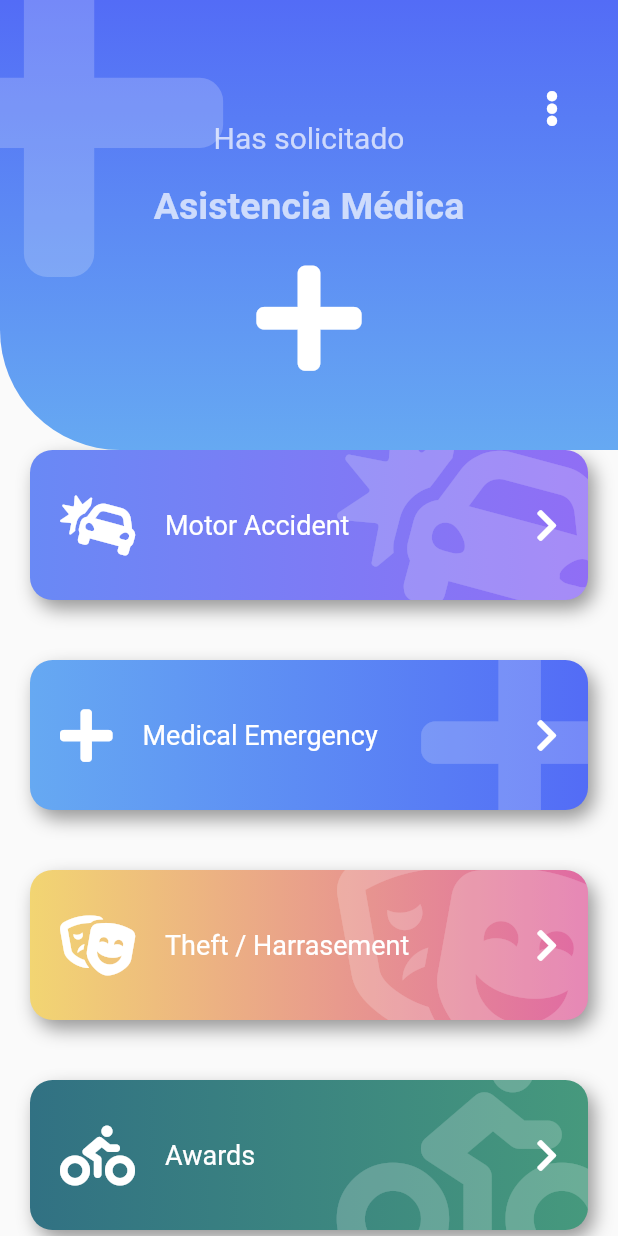
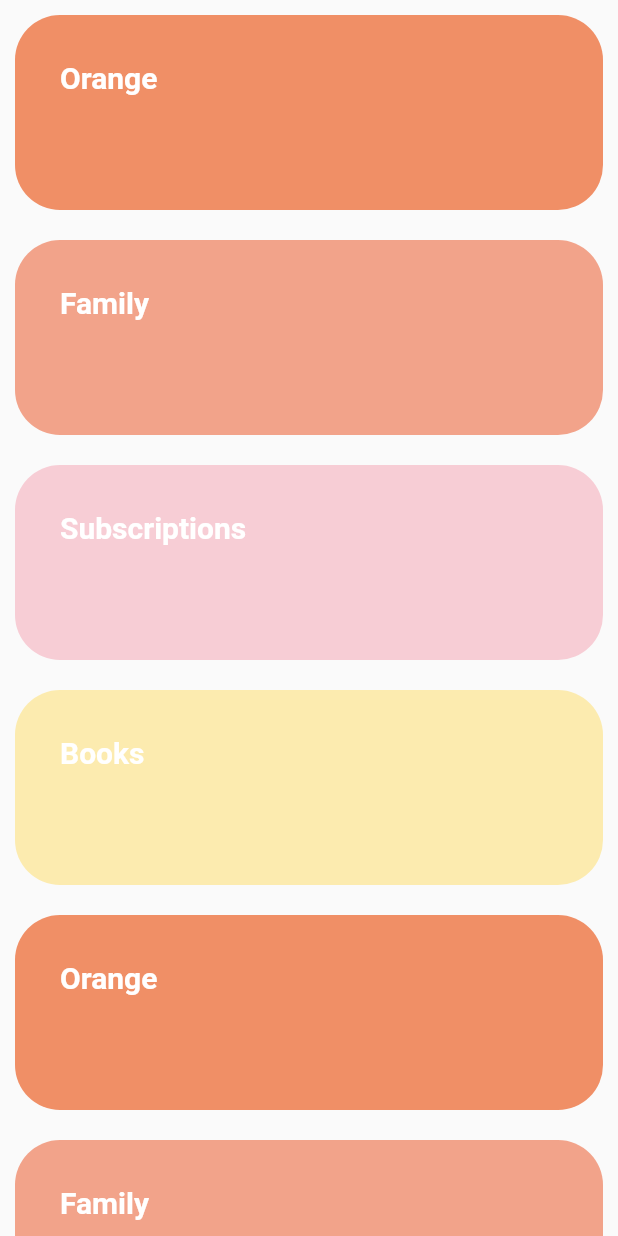
Before and after one commit to xavit/flutter_headers, a Flutter app: the screen it shows after launch, on a phone screen of 412 x 824 dp. Run offline on Flutter 3.47's test engine with Material 2 defaults, Android fonts, the phone set to English and light mode, and no system bars; our stand-ins replace animate_do, font_awesome_flutter; missing offline and left inert: dart:ffi.

```diff
--- a/lib/main.dart
+++ b/lib/main.dart
@@ -1,5 +1,6 @@
 import 'package:flutter/material.dart';
-import 'package:headers/src/pages/emergency_page.dart';
+import 'package:headers/src/pages/sliver_list_page.dart';
+// import 'package:headers/src/pages/emergency_page.dart';
 // import 'package:headers/src/pages/pinteres_page.dart';
 // import 'package:headers/src/pages/animaciones_page.dart';
 // import 'package:headers/src/pages/headers_page.dart';
@@ -28,7 +29,7 @@ class MyApp extends StatelessWidget {
         // is not restarted.
         primarySwatch: Colors.blue,
       ),
-      home: EmergencyPage(),
+      home: SliverListPage(),
     );
   }
 }
--- /dev/null
+++ b/lib/src/pages/sliver_list_page.dart
@@ -0,0 +1,105 @@
+import 'dart:ffi';
+
+import 'package:flutter/material.dart';
+
+class SliverListPage extends StatelessWidget {
+  @override
+  Widget build(BuildContext context) {
+    return Scaffold(
+      body: _ListaTareas(),
+    );
+  }
+}
+
+class _Titulo extends StatelessWidget {
+  @override
+  Widget build(BuildContext context) {
+    return Column(
+      children: [
+        SizedBox(
+          height: 30,
+        ),
+        Container(
+          margin: EdgeInsets.symmetric(horizontal: 30, vertical: 10),
+          child: Text(
+            'New',
+            style: TextStyle(
+              color: Color(0xff532128),
+              fontSize: 50,
+            ),
+          ),
+        ),
+        Stack(
+          children: [
+            SizedBox(
+              width: 100,
+            ),
+            Positioned(
+              bottom: 8,
+              child: Container(
+                width: 150,
+                height: 8,
+                color: Color(0xffF7CDD5),
+              ),
+            ),
+            Container(
+              child: Text(
+                'List',
+                style: TextStyle(
+                  color: Color(0xffD93A30),
+                  fontSize: 50,
+                  fontWeight: FontWeight.bold,
+                ),
+              ),
+            ),
+          ],
+        )
+      ],
+    );
+  }
+}
+
+class _ListaTareas extends StatelessWidget {
+  final items = [
+    _ListItem('Orange', Color(0xffF08F66)),
+    _ListItem('Family', Color(0xffF2A38A)),
+    _ListItem('Subscriptions', Color(0xffF7CDD5)),
+    _ListItem('Books', Color(0xffFCEBAF)),
+    _ListItem('Orange', Color(0xffF08F66)),
+    _ListItem('Family', Color(0xffF2A38A)),
+    _ListItem('Subscriptions', Color(0xffF7CDD5)),
+    _ListItem('Books', Color(0xffFCEBAF)),
+  ];
+  @override
+  Widget build(BuildContext context) {
+    return ListView.builder(
+      itemCount: items.length,
+      itemBuilder: (BuildContext context, int index) => items[index],
+    );
+  }
+}
+
+class _ListItem extends StatelessWidget {
+  final String titulo;
+  final Color color;
+
+  _ListItem(this.titulo, this.color);
+
+  @override
+  Widget build(BuildContext context) {
+    return Container(
+      padding: EdgeInsets.all(30),
+      height: 130,
+      margin: EdgeInsets.all(10),
+      decoration: BoxDecoration(
+        color: color,
+        borderRadius: BorderRadius.circular(30),
+      ),
+      child: Text(
+        titulo,
+        style: TextStyle(
+            color: Colors.white, fontWeight: FontWeight.bold, fontSize: 20),
+      ),
+    );
+  }
+}
```
Also changed, not shown: pubspec.lock.
